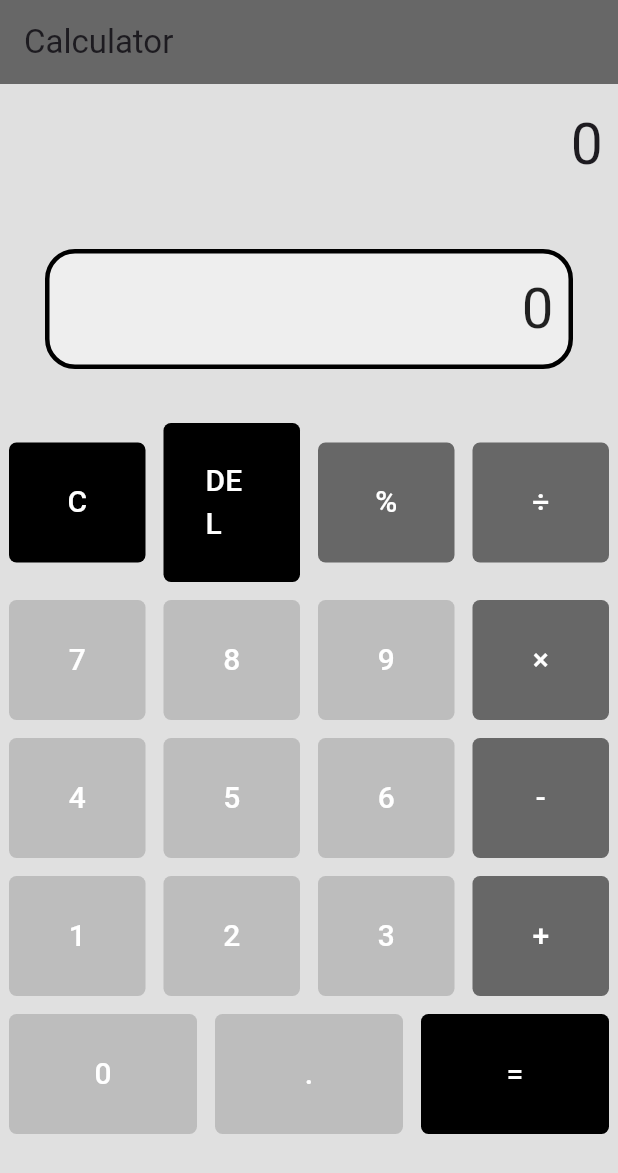
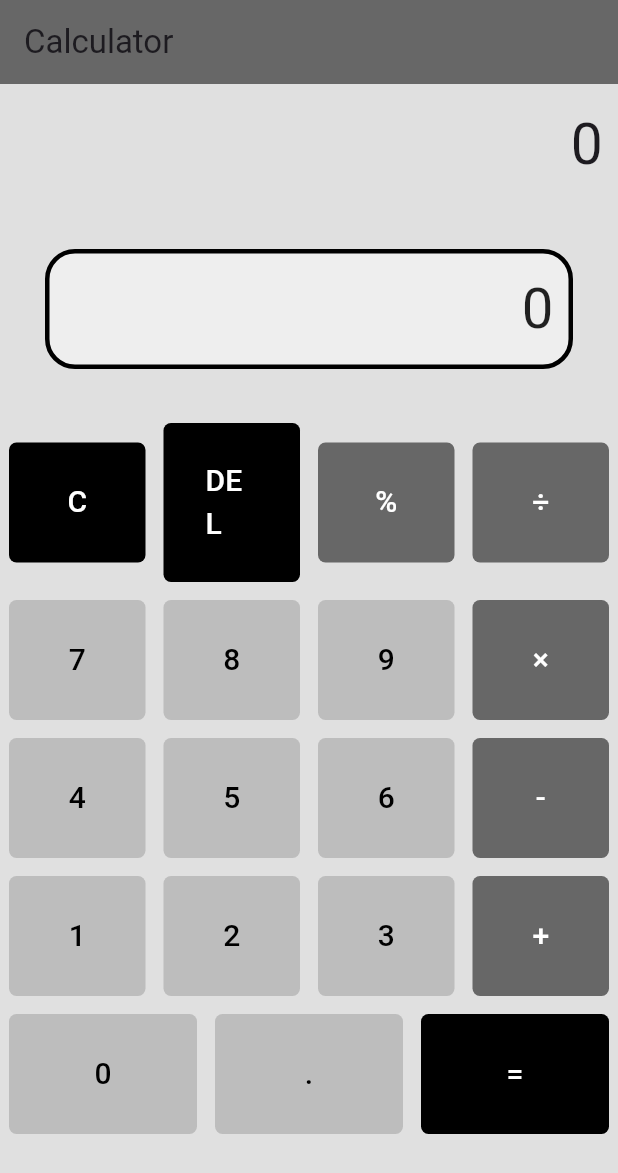
Before and after one commit to samuelpastor31/Calculadora-Flutter, a Flutter app: the screen it shows after launch, on a phone screen of 412 x 824 dp. Shown: the top 1173 px of the screen. Run offline on Flutter 3.47's test engine with Material 3 defaults, Android fonts, the phone set to English and light mode, and no system bars; our stand-ins replace math_expressions.

Commit message:
noveno commit

```diff
--- a/lib/calculator_home.dart
+++ b/lib/calculator_home.dart
@@ -65,16 +65,22 @@ class _CalculatorHomeState extends State<CalculatorHome> {
   }
 
   Widget _calcButton(String text, Color color, bool isHorizontal) {
+    bool isGrayBackground = color == Colors.grey.shade400 || color == Colors.grey.shade200;
+    Color textColor = isGrayBackground ? Colors.black : Colors.white; //todo activ3 cambio de color dependiendo del color del boton, para mejorar facilidad de lectura por contraste
     return Container(
       margin: EdgeInsets.all(6),
-      padding: isHorizontal ? EdgeInsets.all(1) : EdgeInsets.all(16),
+
+      padding: isHorizontal ? EdgeInsets.all(1) : EdgeInsets.all(16), //todo activ4 cambiar padding butones si el dispositivo está en vertical o horizontal
       decoration: BoxDecoration(
+
           color: color,
           borderRadius: BorderRadius.circular(5.0)),//todo activ3 botones redondeados
+
       child: TextButton(
+        style: TextButton.styleFrom(primary: textColor), // Set the text color here
         child: Text(
           text,
-          style: TextStyle(color: Colors.white, fontSize: 20.0),
+          style: TextStyle(color: textColor, fontSize: 20.0),
         ),
         onPressed: () => _onCalcButtonPressed(text),
       ),
@@ -214,50 +220,21 @@ class _CalculatorHomeState extends State<CalculatorHome> {
     });
   }
 
-
-  // @override
-  // Widget build(BuildContext context) {
-  //   return Scaffold(
-  //     appBar: AppBar(title: Text('Calculator'), backgroundColor:Colors.black54 , elevation: 0.0, ),//todo activ3 borrado de sombra
-  //     backgroundColor: Colors.grey.shade300, //todo activ3 cambio de color del appbar a negro
-  //     resizeToAvoidBottomInset: false,//todo activ2 evita que la pantalla se suba
-  //     body: Column(
-  //       mainAxisAlignment: MainAxisAlignment.spaceBetween,
-  //       children: <Widget>[
-  //         Expanded(
-  //           child: SingleChildScrollView( //todo activ2 Se mete todo el contenido dentro de SingleChildScrollView con scrolldirection
-  //             scrollDirection: Axis.vertical, //todo activ2 esto permite bajar verticalmente la pantalla cuando no hay suficiente espacio
-  //             child: SafeArea(
-  //               child: Column(
-  //                 children: <Widget>[
-  //                   _equationPanel(),
-  //                   _resultPanel(),
-  //                   _buttonsPanel(),
-  //                 ],
-  //               ),
-  //             ),
-  //           ),
-  //         ),
-  //       ],
-  //     ),
-  //   );
-  // }
-
   @override
   Widget build(BuildContext context) {
     return Scaffold(
       appBar: AppBar(
         title: Text('Calculator'),
         backgroundColor: Colors.black54,
-        elevation: 0.0,
+        elevation: 0.0, //todo activ3 borrado de sombra y cambio de color del appbar a negro del app
       ),
       backgroundColor: Colors.grey.shade300,
-      resizeToAvoidBottomInset: false,
+      resizeToAvoidBottomInset: false, //todo activ2 evita que la pantalla se suba
       body: LayoutBuilder(
         builder: (context, constraints) {
           bool isHorizontal = constraints.maxWidth > 600;
 
-          if (isHorizontal) {
+          if (isHorizontal) { //todo activ4 cambio de buttonsPanel en función de si es horizontal o no
             return Row(
               children: [
                 Expanded(
@@ -276,7 +253,7 @@ class _CalculatorHomeState extends State<CalculatorHome> {
             );
           } else {
             return SingleChildScrollView(
-              scrollDirection: Axis.vertical,
+              scrollDirection: Axis.vertical, //todo activ2 esto permite bajar verticalmente la pantalla cuando no hay suficiente espacio
               child: SafeArea(
                 child: Column(
                   mainAxisAlignment: MainAxisAlignment.spaceBetween,
```
